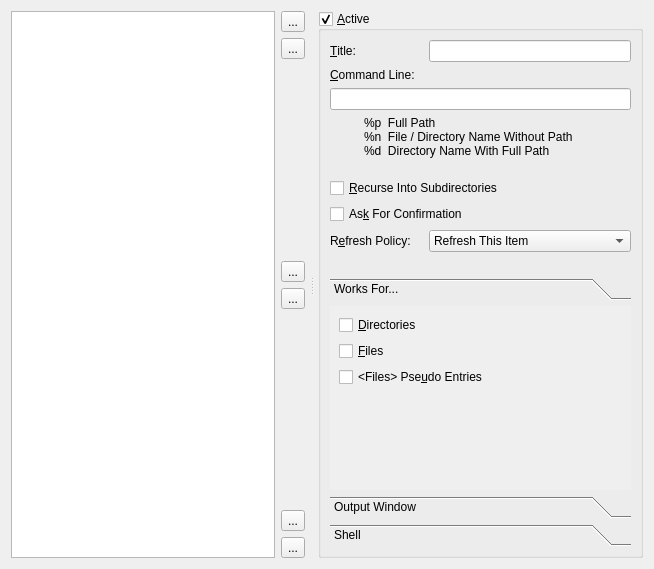
Above: src/cleanup-config-page.ui from shundhammer/qdirstat before the change. Below: the same form after it.
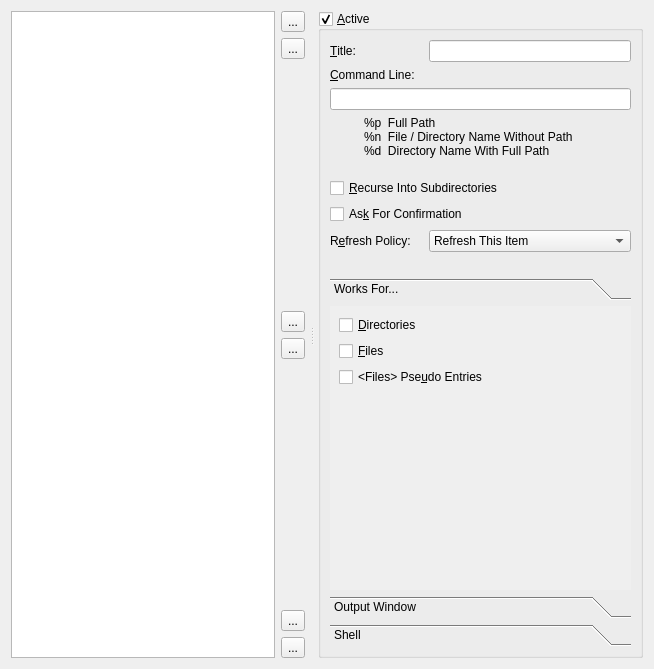
That is the form after the change. Icons and pictures are not drawn.

Commit message: Don't mark sample text in .ui files and Fn keys for translation

Patch:
```diff
--- a/src/cleanup-config-page.ui
+++ b/src/cleanup-config-page.ui
@@ -7,7 +7,7 @@
     <x>0</x>
     <y>0</y>
     <width>654</width>
-    <height>569</height>
+    <height>669</height>
    </rect>
   </property>
   <property name="windowTitle">
@@ -408,8 +408,8 @@
            <rect>
             <x>0</x>
             <y>0</y>
-            <width>330</width>
-            <height>147</height>
+            <width>345</width>
+            <height>168</height>
            </rect>
           </property>
           <attribute name="label">
```
Left out of the diff: 48 changed lines with no effect on the pictures. The commit also changes 7 other files.
